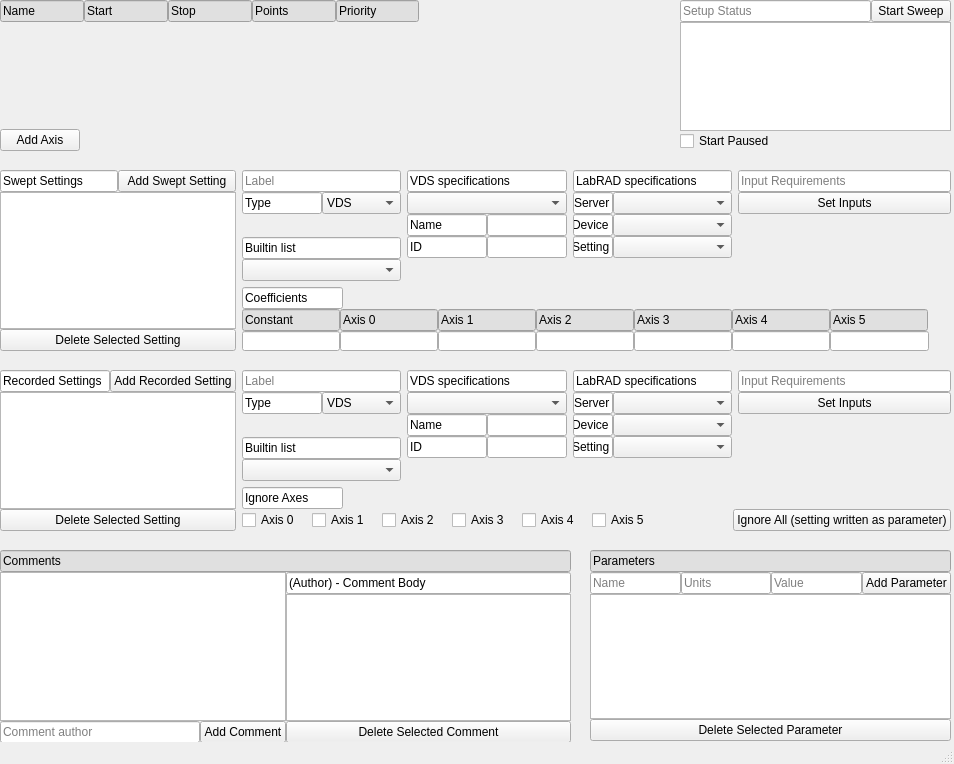
Above: qtdesigner/setup.ui from afylab/LabRAD-sweeper-2 before the change. Below: the same form after it.
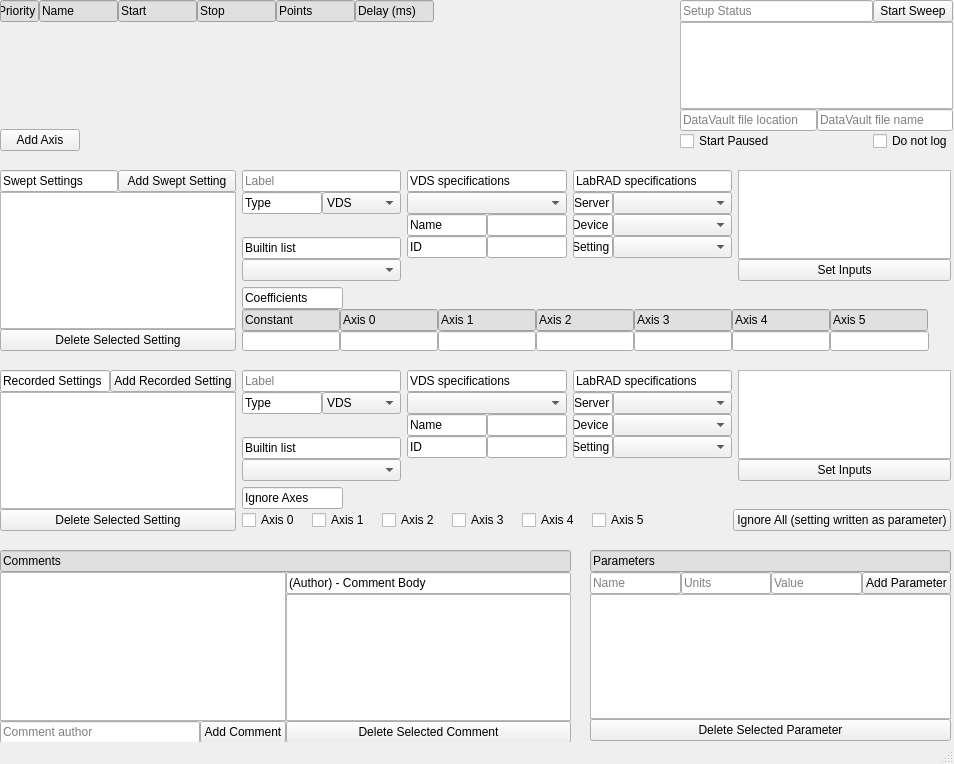
That is the form after the change.

Commit message:
Added checks for axes and DataVault fields
Added issue checking for axes and DataVault.
Also added a "do not log" button for sweeping withough logging to
DataVault.

Patch:
```diff
--- a/qtdesigner/setup.ui
+++ b/qtdesigner/setup.ui
@@ -28,10 +28,23 @@
       <number>0</number>
      </property>
      <item>
-      <layout class="QHBoxLayout" name="horizontalLayout_2" stretch="1,1,1,1,1,3">
+      <layout class="QHBoxLayout" name="horizontalLayout_2" stretch="1,2,2,2,2,2,6">
        <property name="spacing">
         <number>0</number>
        </property>
+       <item>
+        <widget class="QLineEdit" name="axes_lbl_priority">
+         <property name="styleSheet">
+          <string notr="true">QLineEdit { background-color: rgb(224,224,224) }</string>
+         </property>
+         <property name="text">
+          <string>Priority</string>
+         </property>
+         <property name="readOnly">
+          <bool>true</bool>
+         </property>
+        </widget>
+       </item>
        <item>
         <widget class="QLineEdit" name="axes_lbl_name">
          <property name="styleSheet">
@@ -85,15 +98,12 @@
         </widget>
        </item>
        <item>
-        <widget class="QLineEdit" name="axes_lbl_priority">
+        <widget class="QLineEdit" name="lineEdit">
          <property name="styleSheet">
           <string notr="true">QLineEdit { background-color: rgb(224,224,224) }</string>
          </property>
          <property name="text">
-          <string>Priority</string>
-         </property>
-         <property name="readOnly">
-          <bool>true</bool>
+          <string>Delay (ms)</string>
          </property>
         </widget>
        </item>
@@ -466,16 +476,10 @@
               <number>0</number>
              </property>
              <item>
-              <widget class="QLineEdit" name="swp_lbl_rad_input_req">
-               <property name="text">
-                <string/>
-               </property>
+              <widget class="QTextEdit" name="swp_lbl_rad_input_req">
                <property name="readOnly">
                 <bool>true</bool>
                </property>
-               <property name="placeholderText">
-                <string>Input Requirements</string>
-               </property>
               </widget>
              </item>
             </layout>
@@ -1177,16 +1181,10 @@
               <number>0</number>
              </property>
              <item>
-              <widget class="QLineEdit" name="rec_lbl_rad_input_req">
-               <property name="text">
-                <string/>
-               </property>
+              <widget class="QTextEdit" name="rec_lbl_rad_input_req">
                <property name="readOnly">
                 <bool>true</bool>
                </property>
-               <property name="placeholderText">
-                <string>Input Requirements</string>
-               </property>
               </widget>
              </item>
             </layout>
@@ -1340,7 +1338,7 @@
      <rect>
       <x>680</x>
       <y>0</y>
-      <width>271</width>
+      <width>273</width>
       <height>151</height>
      </rect>
     </property>
@@ -1376,15 +1374,76 @@
       </layout>
      </item>
      <item>
-      <widget class="QListWidget" name="status_list_issues"/>
-     </item>
-     <item>
-      <widget class="QCheckBox" name="status_cb_start_paused">
-       <property name="text">
-        <string>Start Paused</string>
+      <widget class="QListWidget" name="status_list_issues">
+       <property name="toolTip">
+        <string>&lt;html&gt;&lt;head/&gt;&lt;body&gt;&lt;p&gt;List of issues preventing a sweep from being started&lt;/p&gt;&lt;/body&gt;&lt;/html&gt;</string>
        </property>
       </widget>
      </item>
+     <item>
+      <layout class="QHBoxLayout" name="horizontalLayout_4">
+       <property name="spacing">
+        <number>0</number>
+       </property>
+       <item>
+        <widget class="QLineEdit" name="dv_inp_location">
+         <property name="toolTip">
+          <string>&lt;html&gt;&lt;head/&gt;&lt;body&gt;&lt;p&gt;File location in the DataVault directory.&lt;/p&gt;&lt;p&gt;Subfolders should be separated by backslashes ( \ )&lt;/p&gt;&lt;p&gt;Example:&lt;/p&gt;&lt;p&gt;capacitance\2017\may&lt;/p&gt;&lt;/body&gt;&lt;/html&gt;</string>
+         </property>
+         <property name="placeholderText">
+          <string>DataVault file location</string>
+         </property>
+        </widget>
+       </item>
+       <item>
+        <widget class="QLineEdit" name="dv_inp_filename">
+         <property name="toolTip">
+          <string>&lt;html&gt;&lt;head/&gt;&lt;body&gt;&lt;p&gt;File name of DataVault log for this sweep&lt;/p&gt;&lt;/body&gt;&lt;/html&gt;</string>
+         </property>
+         <property name="placeholderText">
+          <string>DataVault file name</string>
+         </property>
+        </widget>
+       </item>
+      </layout>
+     </item>
+     <item>
+      <layout class="QHBoxLayout" name="horizontalLayout_5">
+       <item>
+        <widget class="QCheckBox" name="status_cb_start_paused">
+         <property name="toolTip">
+          <string>&lt;html&gt;&lt;head/&gt;&lt;body&gt;&lt;p&gt;If this is checked, the sweep will be created but not start taking data or changing settings until it is manually un-paused.&lt;/p&gt;&lt;/body&gt;&lt;/html&gt;</string>
+         </property>
+         <property name="text">
+          <string>Start Paused</string>
+         </property>
+        </widget>
+       </item>
+       <item>
+        <spacer name="horizontalSpacer_7">
+         <property name="orientation">
+          <enum>Qt::Horizontal</enum>
+         </property>
+         <property name="sizeHint" stdset="0">
+          <size>
+           <width>40</width>
+           <height>20</height>
+          </size>
+         </property>
+        </spacer>
+       </item>
+       <item>
+        <widget class="QCheckBox" name="cb_no_log">
+         <property name="toolTip">
+          <string>&lt;html&gt;&lt;head/&gt;&lt;body&gt;&lt;p&gt;If this box is checked, no DataVault file will be created for this sweep, and the data created will not be logged anywhere.&lt;/p&gt;&lt;p&gt;This is intended to be used on sweeps for testing purposes.&lt;/p&gt;&lt;/body&gt;&lt;/html&gt;</string>
+         </property>
+         <property name="text">
+          <string>Do not log</string>
+         </property>
+        </widget>
+       </item>
+      </layout>
+     </item>
     </layout>
    </widget>
    <widget class="QWidget" name="verticalLayoutWidget_22">
```
Left out of the diff: 3 changed lines with no effect on the pictures. The commit also changes 3 other files.
